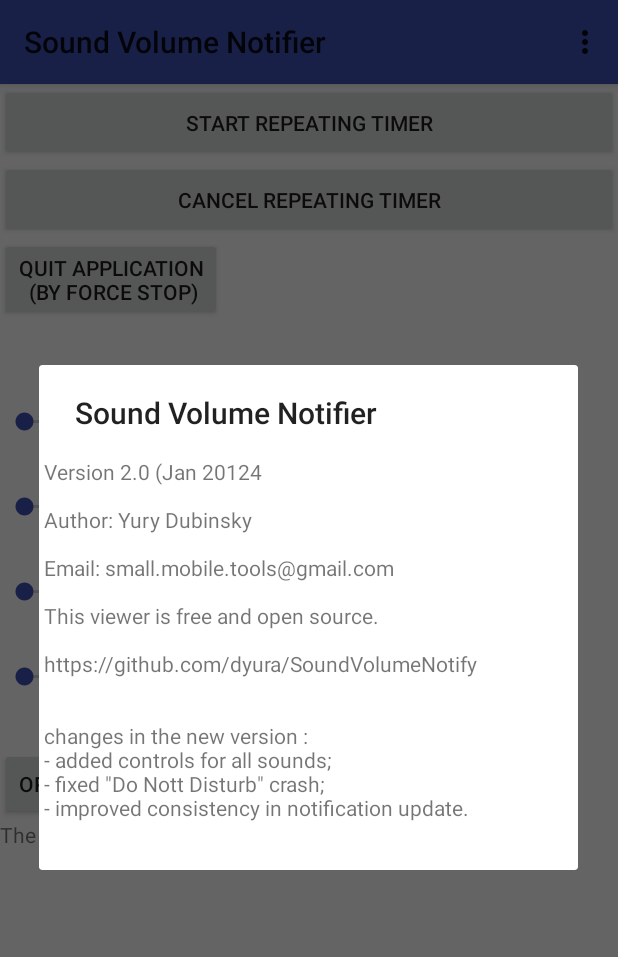
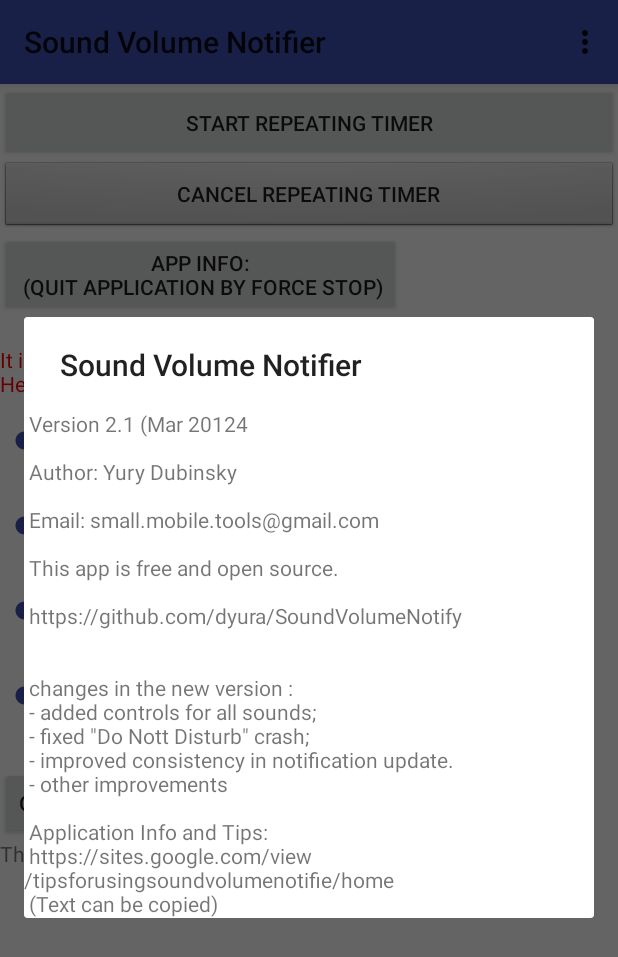
Before and after one commit to dyura/SoundVolumeNotify, an Android app: the screen it shows after launch (SoundVolumeActivity), in the options menu, after a tap on "About", on a phone screen of 412 x 824 dp. Shown: the top 957 px of the screen. Run offline under Robolectric (Android 15) with nearby library versions, the phone set to English and light mode, and no system bars.

Commit message:
Version 2.1

```diff
--- a/app/build.gradle
+++ b/app/build.gradle
@@ -9,8 +9,8 @@ android {
         targetSdkVersion 33  // see above
 //        targetSdkVersion 26
 //        versionCode 3
-        versionCode 5
-        versionName "2.0"
+        versionCode 6
+        versionName "2.1"
         testInstrumentationRunner "android.support.test.runner.AndroidJUnitRunner"
         setProperty("archivesBaseName", "SoundVolumeNotify-$versionName")
     }
--- a/app/src/main/AndroidManifest.xml
+++ b/app/src/main/AndroidManifest.xml
@@ -5,6 +5,7 @@
     <uses-permission android:name="android.permission.RECEIVE_BOOT_COMPLETED" />
     <uses-permission android:name="android.permission.ACCESS_NOTIFICATION_POLICY" />  <!-- ???? -->
     <uses-permission android:name="android.permission.POST_NOTIFICATIONS"/>
+    <uses-permission android:name="android.permission.SCHEDULE_EXACT_ALARM"/>
 
     <application
         android:allowBackup="true"
--- a/app/src/main/java/soundvolume/my/soundvolumenotify/BootReceiver.java
+++ b/app/src/main/java/soundvolume/my/soundvolumenotify/BootReceiver.java
@@ -20,7 +20,7 @@ public class BootReceiver extends BroadcastReceiver {
             Intent ABRintent = new Intent(context, AlarmManagerBroadcastReceiver.class);
             ABRintent.putExtra("name","main".toString());
             ABRintent.putExtra(ONE_TIME, Boolean.FALSE);
-            PendingIntent pi = PendingIntent.getBroadcast(context, 0, ABRintent, 0);
+            PendingIntent pi = PendingIntent.getBroadcast(context, 0, ABRintent, PendingIntent.FLAG_IMMUTABLE);
             am.setRepeating(AlarmManager.RTC_WAKEUP, System.currentTimeMillis(), 1000 * 60 , pi);
 
         }
--- a/app/src/main/java/soundvolume/my/soundvolumenotify/NotificationFunc.java
+++ b/app/src/main/java/soundvolume/my/soundvolumenotify/NotificationFunc.java
@@ -12,12 +12,17 @@ import android.graphics.Matrix;
 import android.graphics.Paint;
 import android.graphics.Rect;
 import android.graphics.drawable.Icon;
+import java.text.SimpleDateFormat;
+import java.util.Date;
+import java.util.Locale;
+
 import android.media.AudioManager;
 import android.os.Process;
 import android.service.notification.StatusBarNotification;
 import android.util.Log;
 import android.widget.Toast;
 
+import static android.app.PendingIntent.FLAG_IMMUTABLE;
 import static android.app.PendingIntent.FLAG_MUTABLE;
 import static android.app.PendingIntent.FLAG_UPDATE_CURRENT;
 import static android.content.Context.NOTIFICATION_SERVICE;
@@ -28,12 +33,9 @@ import static android.content.Context.NOTIFICATION_SERVICE;
  */
 
 public class NotificationFunc {
-//    public int previousVolumeMUSIC=0;
-//    public int previousVolumeRING=0;
-//    public int previousVolumeALARM=0;
     public String TAG="NotificationFunc";
 
-    public NotificationFunc(){};
+    public NotificationFunc(){}
     public void sendNotification(Context context, int NOTIFICATION_ID) {
         AudioManager audio = (AudioManager) context.getSystemService(Context.AUDIO_SERVICE);
         final int currentVolumeRING = audio.getStreamVolume(AudioManager.STREAM_RING);
@@ -41,7 +43,6 @@ public class NotificationFunc {
         final int currentVolumeMUSIC = audio.getStreamVolume(AudioManager.STREAM_MUSIC);
         final int currentVolumeNOTIF = audio.getStreamVolume(AudioManager.STREAM_NOTIFICATION);
 
-//        String next_tag =String.valueOf(currentVolumeRING) +  String.valueOf(currentVolumeALARM) + String.valueOf(currentVolumeMUSIC);
         String next_title ="Ring: "+currentVolumeRING+" Alarm: "+currentVolumeALARM+" Media: "+currentVolumeMUSIC+
                 " Notif: "+currentVolumeNOTIF;
 
@@ -49,19 +50,17 @@ public class NotificationFunc {
         StatusBarNotification[] activeNotifications = notificationManager.getActiveNotifications();
 //        Log.d(TAG, "# notifications "+Integer.toString(activeNotifications.length));
 
-//        String current_tag="";
         String current_title="";
         switch (activeNotifications.length){
             case  0:
                 break;
             case 1:
-//                current_tag=activeNotifications[0].getTag();
                 current_title = activeNotifications[0].getNotification().extras.getString("android.title");
 //                Log.d("notification:",current_title);//getNotification().toString();
                 break;
             default:
-                Log.e("notification:","Multiple notificatons");
-                Toast.makeText(context,"Multiple notificatons, report the problem",Toast.LENGTH_LONG).show();
+                Log.e("notification:","Multiple notifications");
+                Toast.makeText(context,"Multiple notifications, report the problem",Toast.LENGTH_LONG).show();
                 current_title = activeNotifications[0].getNotification().extras.getString("android.title");
 
         }
@@ -83,7 +82,7 @@ public class NotificationFunc {
 
         Intent intent = new Intent(context, SoundVolumeActivity.class); //try
 //        PendingIntent pendingIntent = PendingIntent.getActivity(context, 0,intent, 0);  // stopped working after API 28
-        PendingIntent pendingIntent = PendingIntent.getActivity(context, 0,intent, FLAG_MUTABLE);
+        PendingIntent pendingIntent = PendingIntent.getActivity(context, 0,intent, FLAG_IMMUTABLE);
 
         Notification.Builder builder = new Notification.Builder(context);
         String str;
@@ -93,7 +92,6 @@ public class NotificationFunc {
             str=currentVolume+"_"+currentAlarm;
         Bitmap bitmap =createBitmapFromString(str);
         Icon icn1;
-        /* temporary commented out */
         if (android.os.Build.VERSION.SDK_INT >= android.os.Build.VERSION_CODES.N) {
             int height = bitmap.getHeight();
             int width = bitmap.getWidth();
@@ -114,14 +112,13 @@ public class NotificationFunc {
         builder.setLargeIcon(bitmap);
 //        Log.d(TAG, " notify Volume now " + currentMusic + " "
 //                + currentVolume + " " + currentAlarm);
+        SimpleDateFormat sdf = new SimpleDateFormat("HH:mm 'D:'d", Locale.getDefault());
+        String currentDateandTime = sdf.format(new Date());
         int id = Process.myPid();
         builder.setContentTitle("Ring: "+currentVolume+" Alarm: "+currentAlarm+" Media: "+currentMusic+
                 " Notif: "+currentNotif);
         builder.setContentText("Ring: "+currentVolume+" Alarm: "+currentAlarm+" Media: "+currentMusic+
-                " Notif: "+currentNotif + " !!Be aware!!");
-//       builder.setContentTitle("Ring: "+currentVolume+" Alarm: "+currentAlarm);
-//        builder.setContentText(" Media: "+currentMusic+
-//                " Notif: "+currentNotif);
+                " Notif: "+currentNotif + " [" + currentDateandTime + "]");
 
         builder.setPriority(Notification.PRIORITY_MAX);
 //        builder.setPriority(Notification.PRIORITY_DEFAULT);
--- a/app/src/main/java/soundvolume/my/soundvolumenotify/SoundVolumeActivity.java
+++ b/app/src/main/java/soundvolume/my/soundvolumenotify/SoundVolumeActivity.java
@@ -8,13 +8,16 @@ import android.content.DialogInterface;
 import android.content.Intent;
 import android.content.res.ColorStateList;
 import android.graphics.Color;
+import android.graphics.drawable.ColorDrawable;
 import android.media.AudioManager;
 import android.net.Uri;
 import android.os.Handler;
 import android.os.Looper;
+import android.os.PowerManager;
 import android.provider.Settings;
 import android.provider.Settings.Global;
 import android.service.notification.StatusBarNotification;
+import android.support.v4.app.NotificationManagerCompat;
 import android.support.v7.app.AlertDialog;
 import android.support.v7.app.AppCompatActivity;
 import android.os.Bundle;
@@ -25,11 +28,12 @@ import android.view.KeyEvent;
 import android.view.Menu;
 import android.view.MenuItem;
 import android.view.View;
-//import android.widget.Button;
+import android.widget.Button;
 import android.widget.SeekBar;
 import android.widget.TextView;
 import android.widget.Toast;
 
+import static android.app.PendingIntent.FLAG_IMMUTABLE;
 import static android.app.PendingIntent.FLAG_MUTABLE;
 
 
@@ -41,9 +45,6 @@ public class SoundVolumeActivity extends AppCompatActivity {
     private  boolean silenceMode =false;
     private  boolean zenMode=false;
 
-
-
-//    private AlarmManagerBroadcastReceiver checkSounds;
     SeekBar seekBarMedia;
     SeekBar seekBarAlarm;
     SeekBar seekBarNotif;
@@ -51,13 +52,16 @@ public class SoundVolumeActivity extends AppCompatActivity {
     Context context;
     AudioManager audio;
     TextView note;
+    TextView note2;
+    TextView note3;
+    Button btCancel;
+    Button btStart;
 
     @Override
     protected void onCreate(Bundle savedInstanceState) {
         super.onCreate(savedInstanceState);
 
         setContentView(R.layout.activity_sound_volume);
-//        checkSounds = new AlarmManagerBroadcastReceiver();
         Toolbar myToolbar = findViewById(R.id.my_toolbar);
         setSupportActionBar(myToolbar);
 
@@ -67,6 +71,11 @@ public class SoundVolumeActivity extends AppCompatActivity {
         seekBarRing=findViewById(R.id.seekBarRing);
 
         note=findViewById(R.id.textViewSText);
+        note2=findViewById(R.id.textViewSText2);
+        note3=findViewById(R.id.textViewSText3);
+
+        btCancel=findViewById(R.id.btCancel);
+        btStart=findViewById(R.id.btStart);
 
         seekBarMedia.setOnSeekBarChangeListener(new mySeekBarMediaListener());
         seekBarAlarm.setOnSeekBarChangeListener(new mySeekBarAlarmListener());
@@ -115,6 +124,12 @@ public class SoundVolumeActivity extends AppCompatActivity {
                         });
                 alertDialog.show();
                 return true;
+            case R.id.timer_diagnostic:
+                Intent intent = new Intent(context, AlarmManagerBroadcastReceiver.class);
+                PendingIntent pendingintent = PendingIntent.getBroadcast(context, 0,intent,PendingIntent.FLAG_IMMUTABLE|PendingIntent.FLAG_NO_CREATE) ;
+                if  (pendingintent != null)  {Toast.makeText(context, "Timer is up", Toast.LENGTH_LONG).show();}
+                else {Toast.makeText(context, "Timer is down", Toast.LENGTH_LONG).show();}
+                return true;
             case R.id.display_about:
                 TextView showText = new TextView(this);
                 showText.setText(getString(R.string.about));
@@ -126,7 +141,6 @@ public class SoundVolumeActivity extends AppCompatActivity {
                         .setTitle(getString(R.string.app_name))
                         .setCancelable(true)
                         .show();
-//                        .getWindow().setLayout(1600, 1000);
                 return true;
             default:
                 // If we got here, the user's action was not recognized.
@@ -141,11 +155,6 @@ public class SoundVolumeActivity extends AppCompatActivity {
         afterStart=true;
         populateBars();
     }
-
-//    @Override
-//    protected void onStop() {
-//        super.onStop();
-//    }
 
     @Override
     public void onWindowFocusChanged(boolean hasFocus) {
@@ -165,12 +174,6 @@ public class SoundVolumeActivity extends AppCompatActivity {
 
     }
 
-//    @Override
-//    public void onResume(){
-//        super.onResume();
-//        // put your code here...
-//    }
-
     public void startTimer(View view) {
         SetTimer(context);
     }
@@ -186,7 +189,7 @@ public class SoundVolumeActivity extends AppCompatActivity {
         intent.putExtra("name","main");
         intent.putExtra(ONE_TIME, Boolean.FALSE);
 //       PendingIntent pi = PendingIntent.getBroadcast(context, 0, intent, 0);  // stopped working after API 28
-       PendingIntent pi = PendingIntent.getBroadcast(context, 0, intent, FLAG_MUTABLE);
+        PendingIntent pi = PendingIntent.getBroadcast(context, 0, intent, FLAG_IMMUTABLE);
         am.setRepeating(AlarmManager.RTC_WAKEUP, System.currentTimeMillis(), 1000 * 60 , pi);
 
         Toast.makeText(context, "STARTING...", Toast.LENGTH_LONG).show();
@@ -200,9 +203,10 @@ public class SoundVolumeActivity extends AppCompatActivity {
     public void CancelTimer(Context context)
     {
         Intent intent = new Intent(context, AlarmManagerBroadcastReceiver.class);
-       PendingIntent sender = PendingIntent.getBroadcast(context, 0, intent, 0);
+        PendingIntent sender = PendingIntent.getBroadcast(context, 0, intent, FLAG_IMMUTABLE);
         AlarmManager alarmManager = (AlarmManager) context.getSystemService(Context.ALARM_SERVICE);
         alarmManager.cancel(sender);
+        sender.cancel();
 
         NotificationManager notificationManager = (NotificationManager) context.getSystemService(NOTIFICATION_SERVICE);
         StatusBarNotification[] activeNotifications = notificationManager.getActiveNotifications();
@@ -221,19 +225,35 @@ public class SoundVolumeActivity extends AppCompatActivity {
 
     protected void populateBars() {
 
-        int zenValue= 0;
+        int zenValue = 0;
         try {
-            zenValue = Global.getInt(getContentResolver(),"zen_mode");
+            zenValue = Global.getInt(getContentResolver(), "zen_mode");
         } catch (Settings.SettingNotFoundException e) {
             e.printStackTrace();
         }
-	if (zenValue>0) zenMode=true;
-	else zenMode=false;
-		// reset  Set the Text
+
+        if (!NotificationManagerCompat.from(context).areNotificationsEnabled()) {
+            note2.setTextColor(Color.RED);
+            note2.setText("Allow notifications in App Info!");
+        } else note2.setText("");
+//            Toast.makeText(context, "no permissions", Toast.LENGTH_LONG).show();
+
+        PowerManager pm = (PowerManager) getSystemService(POWER_SERVICE);
+        if((android.os.Build.VERSION.SDK_INT >= android.os.Build.VERSION_CODES.M)  && !pm.isIgnoringBatteryOptimizations(getPackageName()))   {
+            note3.setTextColor(Color.RED);
+            note3.setText("It is preferable to set unrestricted battery mode in App Info!. See Help");
+//                Toast.makeText(context, "isIgnoringBatteryOptimizations", Toast.LENGTH_LONG).show();
+        }
+        else
+            note3.setText("");
+
+
+        if (zenValue > 0) zenMode = true;
+        else zenMode = false;
         audio = (AudioManager) context.getSystemService(Context.AUDIO_SERVICE);
 
-        if (audio.getRingerMode() !=  AudioManager.RINGER_MODE_SILENT )  silenceMode =false;
-        else  silenceMode =true;
+        if (audio.getRingerMode() != AudioManager.RINGER_MODE_SILENT) silenceMode = false;
+        else silenceMode = true;
 
         seekBarRing.setMax(audio.getStreamMaxVolume(AudioManager.STREAM_RING));
         seekBarRing.setProgress(audio.getStreamVolume(AudioManager.STREAM_RING));
@@ -248,14 +268,13 @@ public class SoundVolumeActivity extends AppCompatActivity {
         seekBarNotif.setProgress(audio.getStreamVolume(AudioManager.STREAM_NOTIFICATION));
         seekBarNotif.setProgressTintList(ColorStateList.valueOf(Color.BLUE));
 
-       if ( zenMode)  {
+        if (zenMode) {
             seekBarRing.setEnabled(false);
             seekBarMedia.setEnabled(false);
             seekBarAlarm.setEnabled(false);
             seekBarNotif.setEnabled(false);
             note.setText("\"Do Not Disturb\" mode. Open \"Sound Settings\" and try there");
-       }
-       else if (silenceMode) {
+        } else if (silenceMode) {
             seekBarRing.setEnabled(false);
             seekBarNotif.setEnabled(false);
             seekBarMedia.setEnabled(true);
@@ -270,6 +289,14 @@ public class SoundVolumeActivity extends AppCompatActivity {
         }
         NotificationManager notificationManager = (NotificationManager) context.getSystemService(NOTIFICATION_SERVICE);
         StatusBarNotification[] activeNotifications = notificationManager.getActiveNotifications();
+
+        Intent intent = new Intent(context, AlarmManagerBroadcastReceiver.class);
+        PendingIntent pendingintent = PendingIntent.getBroadcast(context, 0,intent,PendingIntent.FLAG_IMMUTABLE|PendingIntent.FLAG_NO_CREATE) ;
+        if  (pendingintent == null)
+            btCancel.setBackgroundColor(Color.GRAY);
+        else
+            btCancel.setBackgroundResource(android.R.drawable.btn_default);
+
         if (activeNotifications.length != 0)
             sn.sendNotification(context, NOTIFICATION_ID);
 
@@ -294,7 +321,7 @@ public class SoundVolumeActivity extends AppCompatActivity {
             boolean checkNotif = false;
             if (audio.getStreamVolume(AudioManager.STREAM_RING) == audio.getStreamVolume(AudioManager.STREAM_NOTIFICATION)) {
                 checkNotif = true;
-            }     // It could be set to the Ring value by system
+            }     // It could be set  (the Ring value) by system
 
             try {
                 audio.setStreamVolume(AudioManager.STREAM_RING, seekBar.getProgress(), 0);
@@ -350,8 +377,8 @@ public class SoundVolumeActivity extends AppCompatActivity {
                 audio.setStreamVolume(AudioManager.STREAM_ALARM, seekBar.getProgress(), 0);
             } catch (Exception e) {
                 Toast.makeText(context, "Alarm: " + e, Toast.LENGTH_LONG).show();
-                seekBarAlarm.setProgress(audio.getStreamVolume(AudioManager.STREAM_MUSIC));
             }
+            seekBarAlarm.setProgress(audio.getStreamVolume(AudioManager.STREAM_ALARM)); // workaround for weird Android behaviour and bug)
             sn.sendNotification(context, NOTIFICATION_ID);
         }
 
@@ -384,7 +411,5 @@ public class SoundVolumeActivity extends AppCompatActivity {
 
             sn.sendNotification(context, NOTIFICATION_ID);
         }
-
     }
-
 }
--- a/app/src/main/res/layout/activity_sound_volume.xml
+++ b/app/src/main/res/layout/activity_sound_volume.xml
@@ -30,23 +30,22 @@
         tools:context=".WidgetShowVolumes" />
 
     <Button
+        android:id="@+id/btQuit"
         android:layout_width="wrap_content"
-        android:layout_height="wrap_content"
-        android:text="@string/quit_application_by_force_stop"
-        android:id="@+id/btQuit"
-        android:onClick="quitApp"/>
-
-    <TextView
-        android:id="@+id/textViewSText"
-        android:layout_width="match_parent"
-        android:layout_height="wrap_content" />
+         android:layout_height="wrap_content"
+        android:onClick="quitApp"
+        android:text="@string/quit_application_by_force_stop" />
 
     <TextView
         android:layout_width="match_parent"
         android:layout_height="wrap_content"
-        android:text="Spacer"
-        android:visibility="invisible" />
+        android:id="@+id/textViewSText2"/>
 
+    <TextView
+        android:layout_width="match_parent"
+        android:layout_height="wrap_content"
+        android:id="@+id/textViewSText3"/>
+<!--    android:visibility="invisible" />-->
     <TextView
         android:layout_width="match_parent"
         android:layout_height="wrap_content"
@@ -131,13 +130,16 @@
         android:text="TextView"
         android:visibility="invisible" />
 
+
     <TextView
+        android:id="@+id/textViewSText"
         android:layout_width="match_parent"
-        android:layout_height="wrap_content"
-        android:text="TextView"
-        android:visibility="invisible" />
+        android:textStyle="bold|italic"
+        android:textColor="#FF0000"
+        android:layout_height="wrap_content" />
 
-<!--   <TextView-->
+
+    <!--   <TextView-->
 <!--        android:layout_width="match_parent"-->
 <!--        android:layout_height="wrap_content"-->
 <!--        android:text="TextView"-->
--- a/app/src/main/res/menu/menu_layout.xml
+++ b/app/src/main/res/menu/menu_layout.xml
@@ -5,6 +5,9 @@
         <item android:id="@+id/display_help"
             android:title="@string/display_help"
             />
+        <item android:id="@+id/timer_diagnostic"
+            android:title="Timer Diagnostic"
+            />
         <item android:id="@+id/display_about"
             android:title="@string/display_about"
             />
--- a/app/src/main/res/values/strings.xml
+++ b/app/src/main/res/values/strings.xml
@@ -5,7 +5,7 @@
     <string name="btStart">Start Repeating Timer</string>
     <string name="display_help">Help</string>
     <string name="display_about">About</string>
-    <string name="quit_application_by_force_stop">Quit application\n (by Force Stop)</string>
+    <string name="quit_application_by_force_stop">App Info:\n (Quit application  by Force Stop)</string>
     <string name="help">(Allow this app to send notifications) \n The Sound Volume Notifier constantly informs the phone owner about the current volume level
         of ring, alarm and media. When you start the application it shows a persistent notification in the status bar.
         A notification icon is generated dynamically and displays the levels of the ring and the alarm.
@@ -21,17 +21,23 @@
         Tips.\n
         - The application checks volumes immediately after its opening.
         Thus, you don’t have to wait a minute to see the current volumes. Just open the Notifier.\n
-        - You can change volumes directly in this application.
+        - You can change volumes directly in this application. \n
+        - To keep the notification at the top of the notification list, set "volume notification" notification channel as "Pin to top".\n
+        - To make the timer consistent set unrestricted battery mode.
+        Read the instruction on the app web page. The link is in the “About” section.
+        More info is on the app Web page.
     </string>
     <string name="about">\n
-        Version 2.0 (Jan 20124\n\n
+        Version 2.1 (Mar 20124\n\n
         Author: Yury Dubinsky \n\n
         Email: small.mobile.tools@gmail.com \n\n
-        This viewer is free and open source. \n\n https://github.com/dyura/SoundVolumeNotify \n\n\n
+        This app is free and open source. \n\n https://github.com/dyura/SoundVolumeNotify \n\n\n
 
         changes in the new version : \n - added controls for all sounds; \n
-            - fixed \"Do Nott Disturb\" crash; \n    - improved consistency in notification update. \n\n
-
+            - fixed \"Do Nott Disturb\" crash; \n    - improved consistency in notification update. \n
+        - other improvements \n\n
+        Application Info and Tips: \n https://sites.google.com/view/tipsforusingsoundvolumenotifie/home \n
+        (Text can be copied)
 
     </string>
     <string name="keep">Version 1.0 (2019)\\</string>
```
Lines whose indentation alone changed are shown as unchanged.
